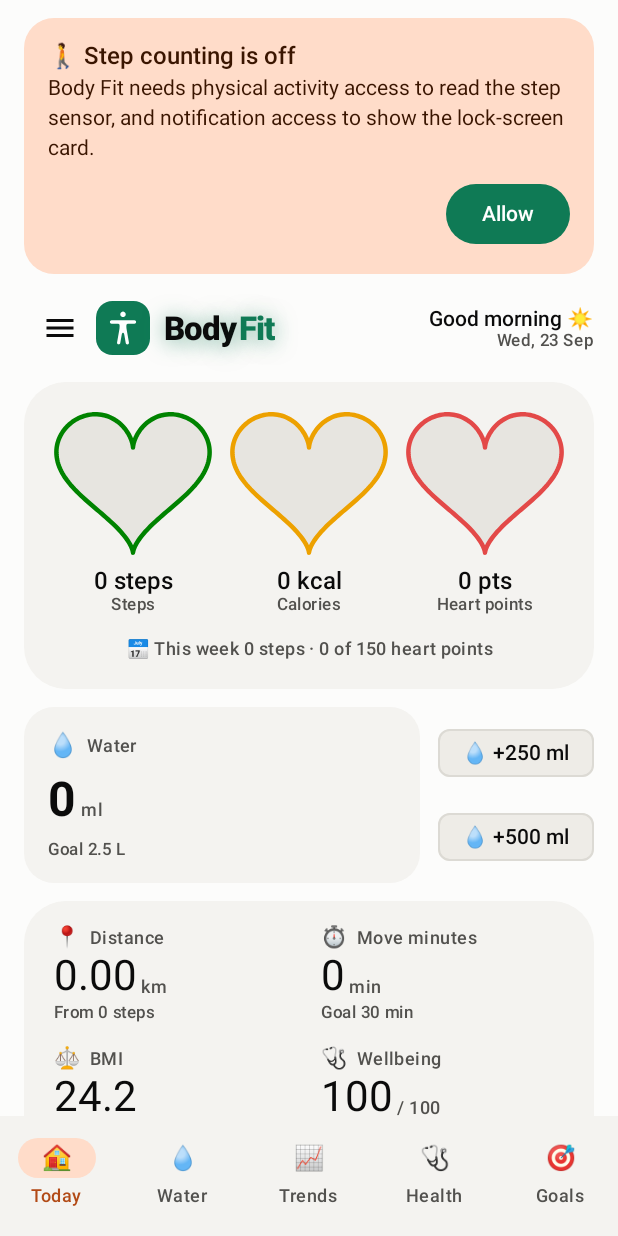
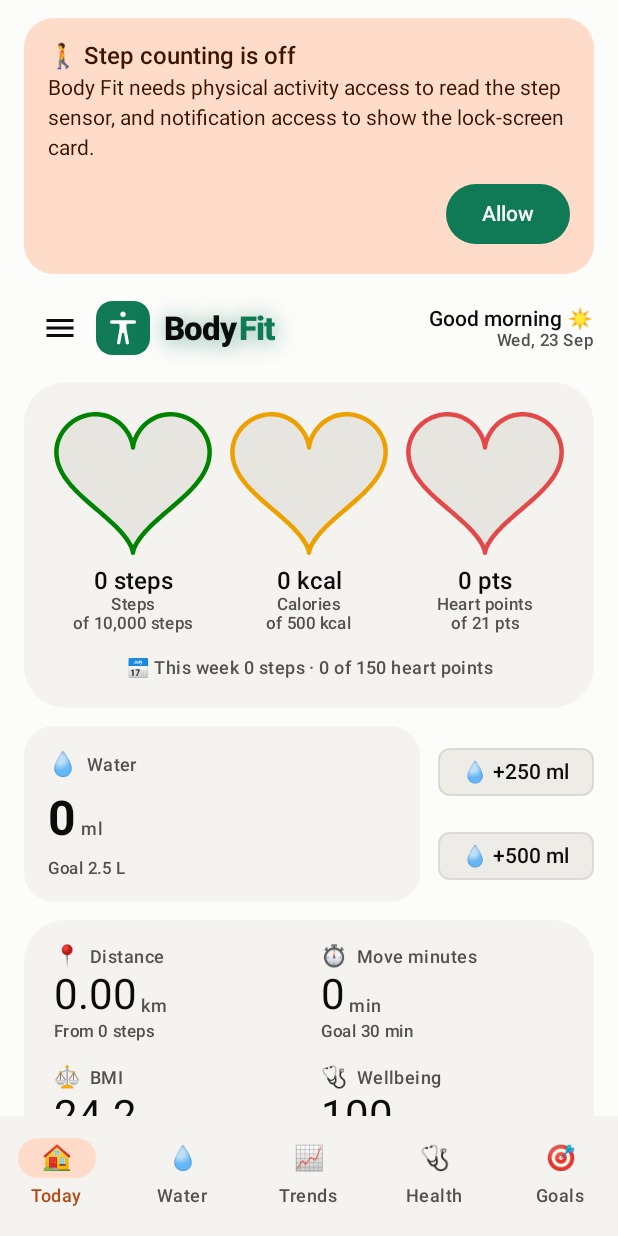
Before and after one commit to shashi-hans/bodyfit, an Android app built with Jetpack Compose: the composable BodyFitAppScreen shown on its own in the app's theme, after a tap on "Allow", on a phone screen of 412 x 824 dp. Run offline under Robolectric (Android 15) with nearby library versions, the light colour scheme and no system bars; our stand-ins replace Room's generated code.

Commit message:
feat(ui): print each goal on Today, and group exercises in a section
The hearts showed a value and a name but not what they were filling
toward, so the fill level had no scale. The goal goes under each.

Box breathing moves from a card of its own into an Exercise section
built as a list, so adding a second exercise does not mean adding a
second full-width card and pushing the rest of the screen down. Each row
states what it is before it is started.

```diff
--- /dev/null
+++ b/app/src/main/java/app/bodyfit/ui/components/ExerciseCard.kt
@@ -0,0 +1,83 @@
+package app.bodyfit.ui.components
+
+import androidx.compose.foundation.clickable
+import androidx.compose.foundation.layout.Arrangement
+import androidx.compose.foundation.layout.Column
+import androidx.compose.foundation.layout.Row
+import androidx.compose.foundation.layout.fillMaxWidth
+import androidx.compose.foundation.layout.padding
+import androidx.compose.foundation.shape.RoundedCornerShape
+import androidx.compose.material.icons.Icons
+import androidx.compose.material.icons.automirrored.filled.KeyboardArrowRight
+import androidx.compose.material3.Card
+import androidx.compose.material3.CardDefaults
+import androidx.compose.material3.HorizontalDivider
+import androidx.compose.material3.Icon
+import androidx.compose.material3.MaterialTheme
+import androidx.compose.material3.Text
+import androidx.compose.runtime.Composable
+import androidx.compose.ui.Alignment
+import androidx.compose.ui.Modifier
+import androidx.compose.ui.unit.dp
+
+/** One thing the user can start from the exercise list. */
+data class Exercise(
+    val emoji: String,
+    val name: String,
+    val description: String,
+    val onStart: () -> Unit,
+)
+
+/**
+ * The exercises available from the Today screen, as a list of rows.
+ *
+ * A list rather than a card per exercise, because there will be more than one and a card
+ * each would push everything below off the screen. Each row states what it is before it is
+ * started, since none of them explains itself from its name alone.
+ */
+@Composable
+fun ExerciseCard(exercises: List<Exercise>, modifier: Modifier = Modifier) {
+    Card(
+        modifier = modifier.fillMaxWidth(),
+        shape = RoundedCornerShape(20.dp),
+        colors = CardDefaults.cardColors(containerColor = MaterialTheme.colorScheme.surfaceContainer),
+    ) {
+        Column(modifier = Modifier.padding(vertical = 4.dp)) {
+            exercises.forEachIndexed { index, exercise ->
+                Row(
+                    modifier = Modifier
+                        .fillMaxWidth()
+                        .clickable(onClick = exercise.onStart)
+                        .padding(horizontal = 16.dp, vertical = 14.dp),
+                    verticalAlignment = Alignment.CenterVertically,
+                    horizontalArrangement = Arrangement.spacedBy(12.dp),
+                ) {
+                    Text(text = exercise.emoji, style = MaterialTheme.typography.titleLarge)
+                    Column(modifier = Modifier.weight(1f)) {
+                        Text(
+                            text = exercise.name,
+                            style = MaterialTheme.typography.titleMedium,
+                            color = MaterialTheme.colorScheme.onSurface,
+                        )
+                        Text(
+                            text = exercise.description,
+                            style = MaterialTheme.typography.bodySmall,
+                            color = MaterialTheme.colorScheme.onSurfaceVariant,
+                        )
+                    }
+                    Icon(
+                        imageVector = Icons.AutoMirrored.Filled.KeyboardArrowRight,
+                        contentDescription = null,
+                        tint = MaterialTheme.colorScheme.onSurfaceVariant,
+                    )
+                }
+                if (index != exercises.lastIndex) {
+                    HorizontalDivider(
+                        modifier = Modifier.padding(horizontal = 16.dp),
+                        color = MaterialTheme.colorScheme.outlineVariant,
+                    )
+                }
+            }
+        }
+    }
+}
--- a/app/src/main/java/app/bodyfit/ui/components/HeartGauge.kt
+++ b/app/src/main/java/app/bodyfit/ui/components/HeartGauge.kt
@@ -57,7 +57,8 @@ data class GaugeArc(
  * lets each carry its colour outright rather than as a thin line.
  *
  * The hues are the only set that stays distinguishable for colorblind readers in both
- * themes, and every heart is named underneath, so identity never rests on colour alone.
+ * themes, and every heart is named underneath with its goal, so identity never rests on
+ * colour alone and the fill level always has a scale to be read against.
  */
 @Composable
 fun HeartGauge(
@@ -132,6 +133,13 @@ fun HeartGauge(
                     maxLines = 1,
                     overflow = TextOverflow.Ellipsis,
                 )
+                Text(
+                    text = "of ${arc.goalLabel}",
+                    style = MaterialTheme.typography.labelSmall,
+                    color = MaterialTheme.colorScheme.onSurfaceVariant,
+                    maxLines = 1,
+                    overflow = TextOverflow.Ellipsis,
+                )
             }
         }
     }
--- a/app/src/main/java/app/bodyfit/ui/screens/TodayScreen.kt
+++ b/app/src/main/java/app/bodyfit/ui/screens/TodayScreen.kt
@@ -41,10 +41,12 @@ import app.bodyfit.data.Volume
 import app.bodyfit.insights.Insights
 import app.bodyfit.ui.Metric
 import app.bodyfit.ui.components.AppLogo
-import app.bodyfit.ui.components.BreathingCard
 import app.bodyfit.ui.components.BreathingDialog
+import app.bodyfit.ui.components.Exercise
+import app.bodyfit.ui.components.ExerciseCard
 import app.bodyfit.ui.components.GaugeArc
 import app.bodyfit.ui.components.Glyph
+import app.bodyfit.ui.components.SectionHeader
 import app.bodyfit.ui.components.HeartGauge
 import app.bodyfit.ui.components.StatCard
 import app.bodyfit.ui.theme.LocalViz
@@ -243,7 +245,20 @@ fun TodayScreen(
             }
         }
 
-        item { BreathingCard(onStart = { breathing = true }) }
+        item { SectionHeader(emoji = "🏋️", title = "Exercise") }
+
+        item {
+            ExerciseCard(
+                exercises = listOf(
+                    Exercise(
+                        emoji = "🧘",
+                        name = "Box breathing",
+                        description = "Four seconds in, hold, out, hold. Nothing is recorded.",
+                        onStart = { breathing = true },
+                    ),
+                ),
+            )
+        }
 
         item { Spacer(Modifier.height(4.dp)) }
     }
```
Also changed, not shown: 1 other file.
